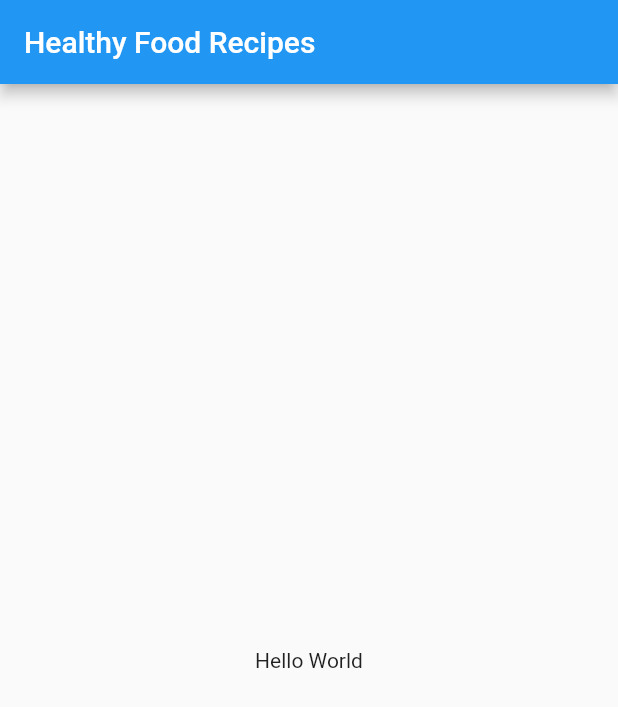
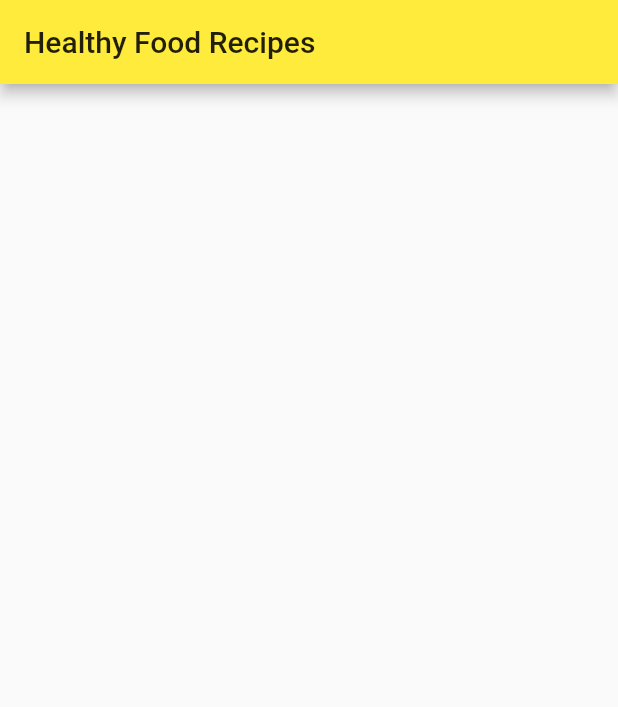
Before and after one commit to Luke1453/Healthy_Food_Recipes, a Flutter app: the screen it shows after launch, on a phone screen of 412 x 824 dp. Shown: the top 707 px of the screen. Run offline on Flutter 3.47's test engine with Material 2 defaults, Android fonts, the phone set to English and light mode, and no system bars.

Commit message:
Init commit 2 return of the king (added Standard Scaffold)

```diff
--- a/lib/main.dart
+++ b/lib/main.dart
@@ -9,15 +9,29 @@ class MyApp extends StatelessWidget {
 
     return MaterialApp(
       title: 'Healthy Food Recipes',
-      home: Scaffold(
-        appBar: AppBar(
-          title: Text('Healthy Food Recipes'),
-        ),
-        body: Center(
-          child: Text('Hello World'),
-        ),
+      theme: ThemeData(
+        primaryColor: Colors.yellow,
       ),
+      home: HomePage(),
     );
 
   }
 }
+
+class HomePage extends StatefulWidget {
+  @override
+  _HomePageState createState() => _HomePageState();
+}
+
+class _HomePageState extends State<HomePage> {
+
+  @override
+  Widget build(BuildContext context) {
+    return Scaffold(
+        appBar: AppBar(
+          title: Text('Healthy Food Recipes'),
+    ),
+    body: null,
+    );
+  }
+}
```
Also changed, not shown: 1 other file.
